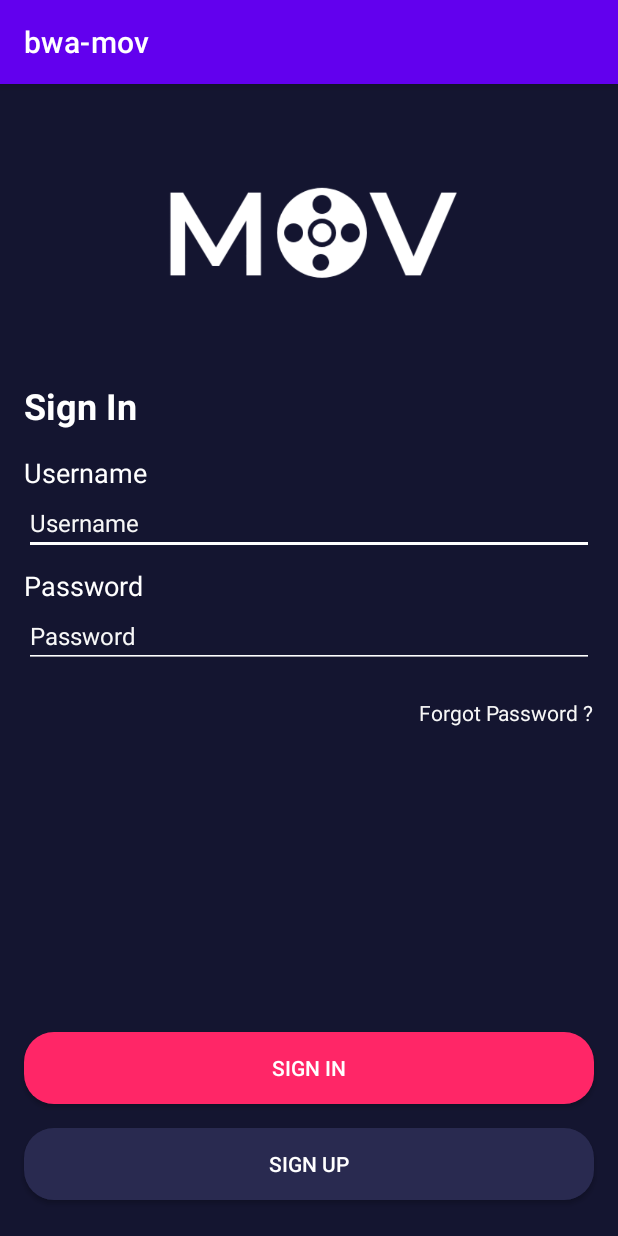
After one commit to tirwanda/tirwanda-mov, an Android app: the SignInActivity screen opened directly, with no data from a screen before it, on a phone screen of 412 x 824 dp. The commit adds this screen. Run offline under Robolectric (Android 15) with nearby library versions, the phone set to English and light mode, and no system bars.

Commit message:
Create Signin Activity

```diff
--- a/app/src/main/AndroidManifest.xml
+++ b/app/src/main/AndroidManifest.xml
@@ -9,6 +9,7 @@
         android:roundIcon="@mipmap/ic_launcher_round"
         android:supportsRtl="true"
         android:theme="@style/Theme.Bwamov" >
+        <activity android:name=".SignInActivity"/>
         <activity android:name=".onBoarding.OnBoardingOneActivity"/>
         <activity android:name=".onBoarding.OnBoardingTwoActivity"/>
         <activity android:name=".onBoarding.OnBoardingThreeActivity"/>
--- /dev/null
+++ b/app/src/main/java/com/tirwanda/bwa_mov/SignInActivity.kt
@@ -0,0 +1,11 @@
+package com.tirwanda.bwa_mov
+
+import androidx.appcompat.app.AppCompatActivity
+import android.os.Bundle
+
+class SignInActivity : AppCompatActivity() {
+    override fun onCreate(savedInstanceState: Bundle?) {
+        super.onCreate(savedInstanceState)
+        setContentView(R.layout.activity_sign_in)
+    }
+}
--- /dev/null
+++ b/app/src/main/res/layout/activity_sign_in.xml
@@ -0,0 +1,150 @@
+<?xml version="1.0" encoding="utf-8"?>
+<androidx.constraintlayout.widget.ConstraintLayout xmlns:android="http://schemas.android.com/apk/res/android"
+    xmlns:app="http://schemas.android.com/apk/res-auto"
+    xmlns:tools="http://schemas.android.com/tools"
+    android:layout_width="match_parent"
+    android:layout_height="match_parent"
+    android:background="@color/color_dark_blue"
+    tools:context=".onBoarding.OnBoardingOneActivity">
+
+    <ImageView
+        android:id="@+id/ivOnBoarding1"
+        android:layout_width="200dp"
+        android:layout_height="100dp"
+        android:layout_marginTop="50dp"
+        android:contentDescription="@string/now_playing"
+        app:layout_constraintEnd_toEndOf="parent"
+        app:layout_constraintHorizontal_bias="0.5"
+        app:layout_constraintStart_toStartOf="parent"
+        app:layout_constraintTop_toTopOf="parent"
+        app:srcCompat="@drawable/logo_mov" />
+
+    <TextView
+        android:id="@+id/tvNowPlaying"
+        android:layout_width="0dp"
+        android:layout_height="wrap_content"
+        android:layout_marginStart="16dp"
+        android:layout_marginTop="48dp"
+        android:layout_marginEnd="16dp"
+        android:text="@string/sign_in"
+        android:textColor="@color/color_white"
+        android:textSize="24sp"
+        android:textStyle="bold"
+        app:layout_constraintEnd_toEndOf="parent"
+        app:layout_constraintHorizontal_bias="0.5"
+        app:layout_constraintStart_toStartOf="parent"
+        app:layout_constraintTop_toBottomOf="@+id/ivOnBoarding1" />
+
+    <TextView
+        android:id="@+id/tvUsername"
+        android:layout_width="match_parent"
+        android:layout_height="wrap_content"
+        android:layout_marginStart="16dp"
+        android:layout_marginTop="16dp"
+        android:layout_marginEnd="16dp"
+        android:text="@string/username"
+        android:textColor="@color/color_white"
+        android:textSize="18sp"
+        app:layout_constraintEnd_toEndOf="parent"
+        app:layout_constraintHorizontal_bias="0.5"
+        app:layout_constraintStart_toStartOf="parent"
+        app:layout_constraintTop_toBottomOf="@+id/tvNowPlaying" />
+
+    <EditText
+        android:id="@+id/etUsername"
+        android:layout_width="match_parent"
+        android:layout_height="wrap_content"
+        android:layout_marginStart="16dp"
+        android:layout_marginEnd="16dp"
+        android:backgroundTint="@color/color_white"
+        android:autofillHints="username"
+        android:hint="@string/username"
+        android:textColor="@color/color_white"
+        android:textColorHint="@color/white_grey"
+        android:inputType="text"
+        android:textSize="16sp"
+        app:layout_constraintEnd_toEndOf="parent"
+        app:layout_constraintHorizontal_bias="0.5"
+        app:layout_constraintStart_toStartOf="parent"
+        app:layout_constraintTop_toBottomOf="@+id/tvUsername"
+        tools:ignore="TouchTargetSizeCheck,DuplicateSpeakableTextCheck"
+        android:importantForAutofill="no" />
+
+    <TextView
+        android:id="@+id/tvPassword"
+        android:layout_width="match_parent"
+        android:layout_height="wrap_content"
+        android:layout_marginStart="16dp"
+        android:layout_marginTop="8dp"
+        android:layout_marginEnd="16dp"
+        android:text="@string/password"
+        android:textColor="@color/color_white"
+        android:textSize="18sp"
+        app:layout_constraintEnd_toEndOf="parent"
+        app:layout_constraintHorizontal_bias="0.5"
+        app:layout_constraintStart_toStartOf="parent"
+        app:layout_constraintTop_toBottomOf="@+id/etUsername" />
+
+    <EditText
+        android:id="@+id/etPassword"
+        android:layout_width="match_parent"
+        android:layout_height="wrap_content"
+        android:layout_marginStart="16dp"
+        android:layout_marginEnd="16dp"
+        android:backgroundTint="@color/color_white"
+        android:autofillHints="password"
+        android:hint="@string/password"
+        android:inputType="textPassword"
+        android:textColor="@color/color_white"
+        android:textColorHint="@color/white_grey"
+        android:textSize="16sp"
+        app:layout_constraintEnd_toEndOf="parent"
+        app:layout_constraintHorizontal_bias="0.0"
+        app:layout_constraintStart_toStartOf="parent"
+        app:layout_constraintTop_toBottomOf="@+id/tvPassword"
+        tools:ignore="TouchTargetSizeCheck,DuplicateSpeakableTextCheck" />
+
+    <TextView
+        android:id="@+id/tvForgotPassword"
+        android:layout_width="wrap_content"
+        android:layout_height="wrap_content"
+        android:layout_marginTop="20dp"
+        android:layout_marginEnd="16dp"
+        android:text="@string/forgot_password"
+        android:textColor="@color/white_grey"
+        android:textSize="14sp"
+        app:layout_constraintEnd_toEndOf="parent"
+        app:layout_constraintTop_toBottomOf="@+id/etPassword" />
+
+    <androidx.appcompat.widget.AppCompatButton
+        android:id="@+id/btnSignUp"
+        android:layout_width="match_parent"
+        android:layout_height="wrap_content"
+        android:layout_marginStart="16dp"
+        android:layout_marginEnd="16dp"
+        android:layout_marginBottom="24dp"
+        android:background="@drawable/shape_rectangle_blue_grey"
+        android:text="@string/sign_up"
+        android:textColor="@color/color_white"
+        app:layout_constraintBottom_toBottomOf="parent"
+        app:layout_constraintEnd_toEndOf="parent"
+        app:layout_constraintHorizontal_bias="0.5"
+        app:layout_constraintStart_toStartOf="parent" />
+
+    <androidx.appcompat.widget.AppCompatButton
+        android:id="@+id/btnSignIn"
+        android:layout_width="match_parent"
+        android:layout_height="wrap_content"
+        android:layout_marginStart="16dp"
+        android:layout_marginEnd="16dp"
+        android:layout_marginBottom="16dp"
+        android:background="@drawable/shape_rectangle_pink"
+        android:text="@string/sign_in"
+        android:textColor="@color/color_white"
+        app:layout_constraintBottom_toTopOf="@+id/btnSignUp"
+        app:layout_constraintEnd_toEndOf="parent"
+        app:layout_constraintHorizontal_bias="0.5"
+        app:layout_constraintStart_toStartOf="parent"
+        tools:ignore="TextContrastCheck,DuplicateSpeakableTextCheck" />
+
+</androidx.constraintlayout.widget.ConstraintLayout>
--- a/app/src/main/res/values/colors.xml
+++ b/app/src/main/res/values/colors.xml
@@ -12,4 +12,5 @@
     <color name="color_blue_grey">#292A50</color>
     <color name="color_pink">#FF2667</color>
     <color name="color_white">#FFFFFF</color>
+    <color name="white_grey">#F7F7F7</color>
 </resources>
--- a/app/src/main/res/values/strings.xml
+++ b/app/src/main/res/values/strings.xml
@@ -10,4 +10,9 @@
     <string name="pre_sale_desc">Tidak khawatir ketinggalan \nupdate film terbaru</string>
     <string name="cashless">CASHLESS</string>
     <string name="pre_cashless_desc">Gunakan E-walet untuk \ntransaksi tiket nonton</string>
+    <string name="sign_in">Sign In</string>
+    <string name="username">Username</string>
+    <string name="password">Password</string>
+    <string name="sign_up">Sign Up</string>
+    <string name="forgot_password">Forgot Password ?</string>
 </resources>
```
